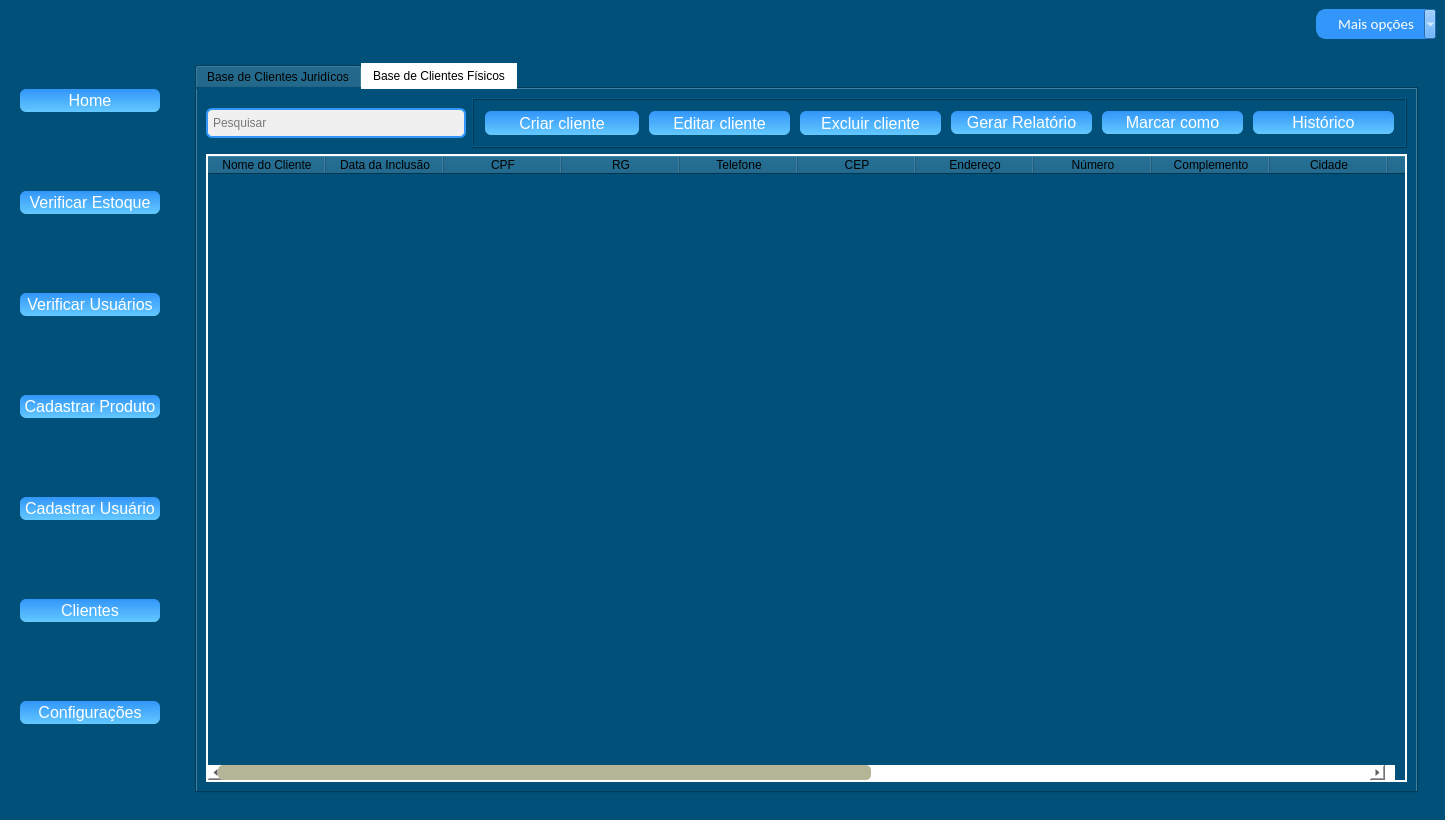
First picture: the form in novamaine.ui, repository KevenLucas025/ProjetoERP, before the edit.
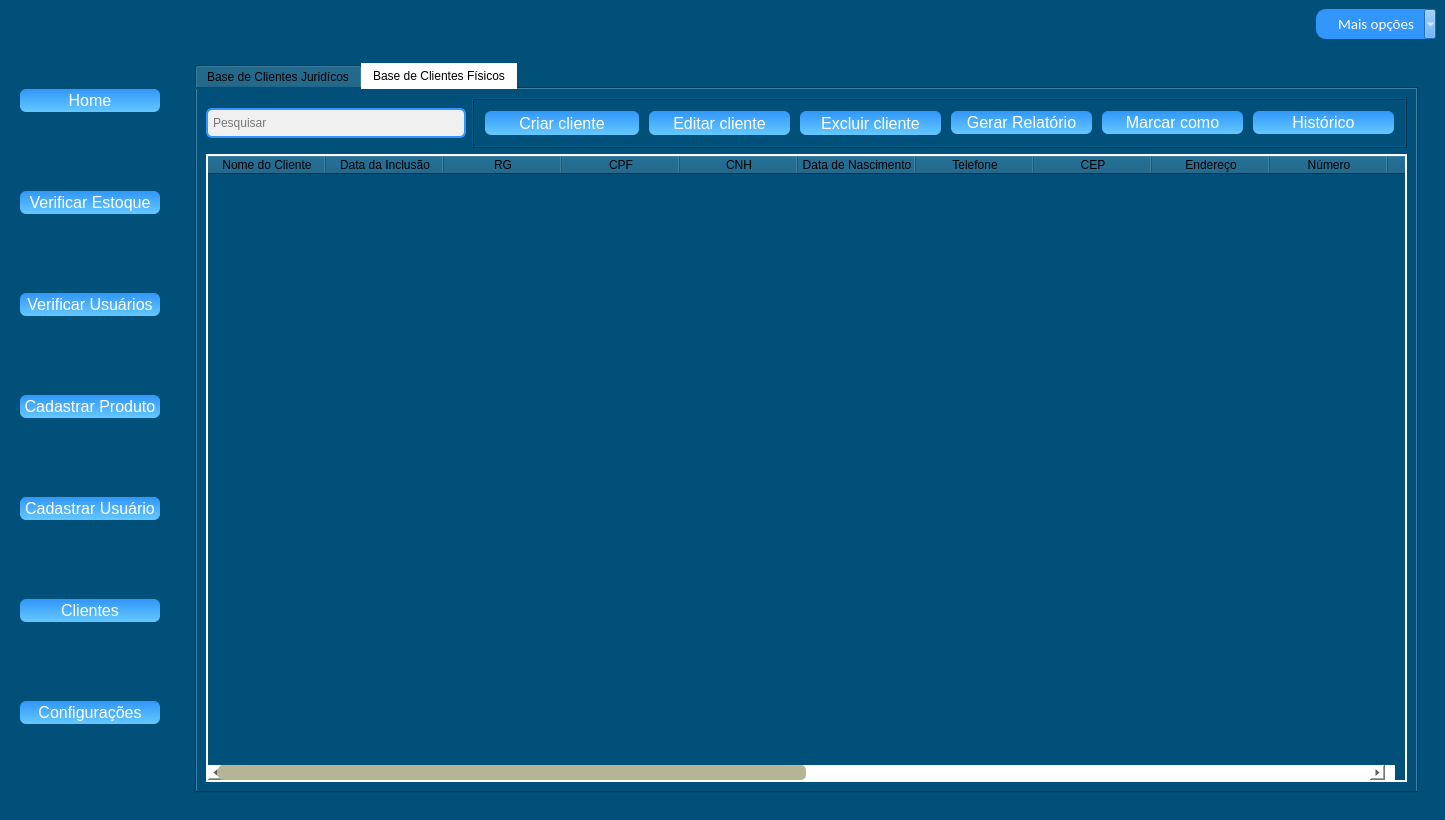
Second picture: the form after the edit. The open tabs and pages were chosen to show the change. Icons and pictures are not drawn.

Commit message: Criação data de nascimento,cnh etc.. Clientes Jurídicos e Físico

```diff
--- a/novamaine.ui
+++ b/novamaine.ui
@@ -6858,16 +6858,26 @@
                    <string>Data da Inclusão</string>
                   </property>
                  </column>
-                 <column>
-                  <property name="text">
-                   <string>CPF</string>
-                  </property>
-                 </column>
                  <column>
                   <property name="text">
                    <string>RG</string>
                   </property>
                  </column>
+                 <column>
+                  <property name="text">
+                   <string>CPF</string>
+                  </property>
+                 </column>
+                 <column>
+                  <property name="text">
+                   <string>CNH</string>
+                  </property>
+                 </column>
+                 <column>
+                  <property name="text">
+                   <string>Data de Nascimento</string>
+                  </property>
+                 </column>
                  <column>
                   <property name="text">
                    <string>Telefone</string>
```
Left out of the diff: 14 changed lines with no effect on the pictures. The commit also changes 7 other files.
